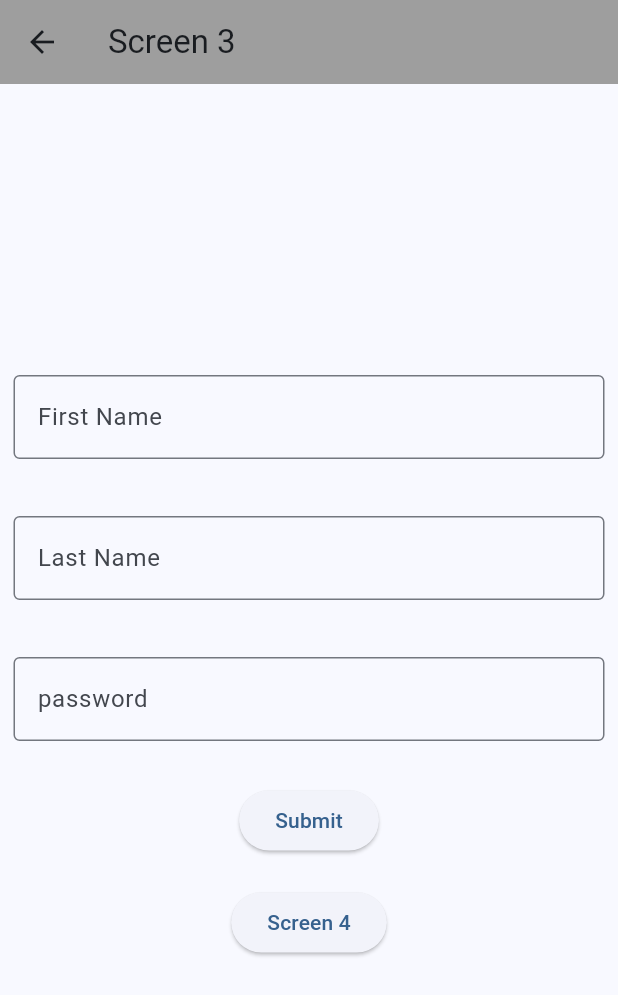
After one commit to yogesh-292/contact_list, a Flutter app: the Screen3 screen opened directly, on a phone screen of 412 x 824 dp. The commit adds this screen. Shown: the top 995 px of the screen. Run offline on Flutter 3.47's test engine with Material 3 defaults, Android fonts, the phone set to English and light mode, and no system bars; our stand-ins replace dio, get, pretty_dio_logger, retrofit; generated files the repository leaves out were written again; network calls fail.

Commit message:
Add new screens and quotes client
- Add client for fetching quotes
- Modularize code

```diff
--- a/lib/core/app_imports.dart
+++ b/lib/core/app_imports.dart
@@ -9,3 +9,11 @@ export '../screens/home_screen.dart';
 export '../core/network/api_interceptor.dart';
 export '../base/base_controller.dart';
 export '../core/network/http_status_codes.dart';
+export '../screens/contacts_details_screen.dart';
+export '../widgets/info_row.dart';
+export '../widgets/divider.dart';
+export '../screens/screen_3.dart';
+export '../screens/quotes_screen.dart';
+export '../screens/contacts_list_screen.dart';
+export '../controllers/quotes_controller.dart';
+export '../data/model/quotes_response_model.dart';
--- a/lib/core/bindings/app_binding.dart
+++ b/lib/core/bindings/app_binding.dart
@@ -1,3 +1,4 @@
+import 'package:flutter_practice/controllers/quotes_controller.dart';
 import 'package:flutter_practice/controllers/user_controller.dart';
 import 'package:get/get.dart';
 
@@ -5,5 +6,6 @@ class AppBinding extends Bindings {
   @override
   void dependencies() {
     Get.lazyPut(() => UserController(), fenix: true);
+    Get.lazyPut(() => QuotesController(), fenix: true);
   }
 }
--- a/lib/core/config/config.dart
+++ b/lib/core/config/config.dart
@@ -1,3 +1,4 @@
 abstract class BaseConfig {
   static const String baseUrl = 'https://jsonplaceholder.typicode.com/';
+  static const String quotesUrl = 'https://dummyjson.com/';
 }
--- a/lib/core/network/network_module.dart
+++ b/lib/core/network/network_module.dart
@@ -3,6 +3,7 @@ import 'package:flutter/foundation.dart';
 import 'package:flutter_practice/core/network/api_services.dart';
 import 'package:pretty_dio_logger/pretty_dio_logger.dart';
 import 'package:flutter_practice/core/app_imports.dart';
+import './quotes_api_service.dart';
 
 class NetworkModule {
   static Dio prepareDio() {
@@ -33,4 +34,5 @@ class NetworkModule {
   ///returns a fully configured API client
 
   static ApiService getRestClient() => ApiService(Get.find<Dio>(), baseUrl: BaseConfig.baseUrl);
+  static QuotesApiService getQuotesClient() => QuotesApiService(Get.find<Dio>(), baseUrl: BaseConfig.quotesUrl);
 }
--- a/lib/init_dependencies.dart
+++ b/lib/init_dependencies.dart
@@ -2,9 +2,11 @@ import 'package:flutter_practice/core/app_imports.dart';
 import 'package:flutter_practice/core/network/network_module.dart';
 import 'package:dio/dio.dart';
 import './core/network/api_services.dart';
+import './core/network/quotes_api_service.dart';
 
 Future<void> initDependencies() async {
   Get
     ..lazyPut<Dio>(() => NetworkModule.prepareDio(), fenix: true)
-    ..lazyPut<ApiService>(() => NetworkModule.getRestClient(), fenix: true);
+    ..lazyPut<ApiService>(() => NetworkModule.getRestClient(), fenix: true)
+    ..lazyPut<QuotesApiService>(() => NetworkModule.getQuotesClient(), fenix: true);
 }
--- a/lib/screens/home_screen.dart
+++ b/lib/screens/home_screen.dart
@@ -1,4 +1,3 @@
-import './contacts_list_screen.dart';
 import 'package:flutter_practice/core/app_imports.dart';
 
 class HomeScreen extends StatelessWidget {
--- /dev/null
+++ b/lib/screens/screen_3.dart
@@ -0,0 +1,66 @@
+import 'package:flutter_practice/core/app_imports.dart';
+
+class Screen3 extends StatelessWidget {
+  const Screen3({super.key});
+
+  @override
+  Widget build(BuildContext context) {
+    TextEditingController firstNameController = TextEditingController();
+    TextEditingController lastNameController = TextEditingController();
+    TextEditingController passwordController = TextEditingController();
+    RxString displayText = ''.obs;
+    RxString displayText2 = ''.obs;
+    RxString passwordText = ''.obs;
+
+    return Scaffold(
+      appBar: AppBar(title: Text("Screen 3"), backgroundColor: Colors.grey),
+      body: Center(
+          child: Column(
+        mainAxisAlignment: MainAxisAlignment.center,
+        children: [
+          Padding(
+            padding: const EdgeInsets.all(9.0),
+            child: TextField(
+              controller: firstNameController,
+              decoration: const InputDecoration(
+                  labelText: "First Name", hintText: "Enter your first name", border: OutlineInputBorder()),
+            ),
+          ),
+          const SizedBox(height: 20),
+          Padding(
+            padding: const EdgeInsets.all(9.0),
+            child: TextField(
+              controller: lastNameController,
+              decoration: const InputDecoration(
+                  labelText: "Last Name", hintText: "Enter your last name", border: OutlineInputBorder()),
+            ),
+          ),
+          const SizedBox(height: 20),
+          Padding(
+            padding: const EdgeInsets.all(9.0),
+            child: TextField(
+              controller: passwordController,
+              obscureText: true,
+              decoration: const InputDecoration(
+                  labelText: "password", hintText: "Enter your password", border: OutlineInputBorder()),
+            ),
+          ),
+          const SizedBox(height: 20),
+          ElevatedButton(
+              onPressed: () {
+                displayText.value = firstNameController.text;
+                displayText2.value = lastNameController.text;
+                passwordText.value = passwordController.text;
+              },
+              child: Text("Submit")),
+          const SizedBox(height: 20),
+          ElevatedButton(
+              onPressed: () {
+                Get.to(() => QuotesScreen());
+              },
+              child: Text("Screen 4"))
+        ],
+      )),
+    );
+  }
+}
```
Also changed, not shown: lib/controllers/quotes_controller.dart (added, +41 -0 lines), lib/core/network/quotes_api_service.dart (added, +13 -0 lines), lib/data/model/quotes_model.dart (added, +20 -0 lines), lib/data/model/quotes_response_model.dart (added, +15 -0 lines), lib/screens/contacts_details_screen.dart (added, +91 -0 lines), lib/screens/contacts_list_screen.dart (+5 -3 lines), lib/screens/quotes_screen.dart (added, +66 -0 lines), lib/widgets/divider.dart (added, +18 -0 lines), lib/widgets/info_row.dart (added, +43 -0 lines).
